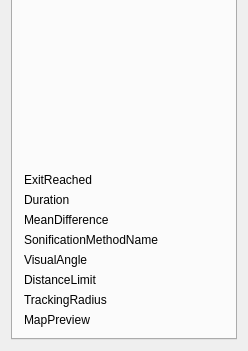
The window that mainwindow.ui (navigatore/imaginote) describes before a commit, drawn with Qt 5; both pictures show x 0 to 248 and y 227 to 578 of the 248 by 578 pixel window.
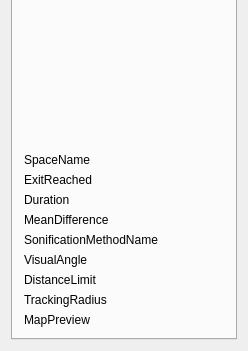
The same window after the commit. The open tabs and pages were chosen to show the change. Custom widgets are drawn as their Qt base class.

Commit message: Store information about space name in recording

```diff
--- a/mainwindow.ui
+++ b/mainwindow.ui
@@ -325,6 +325,13 @@
           </property>
          </spacer>
         </item>
+        <item>
+         <widget class="QLabel" name="spaceNameLabel">
+          <property name="text">
+           <string>SpaceName</string>
+          </property>
+         </widget>
+        </item>
         <item>
          <widget class="QLabel" name="exitReachedLabel">
           <property name="text">
```
The commit also changes 8 other files.
